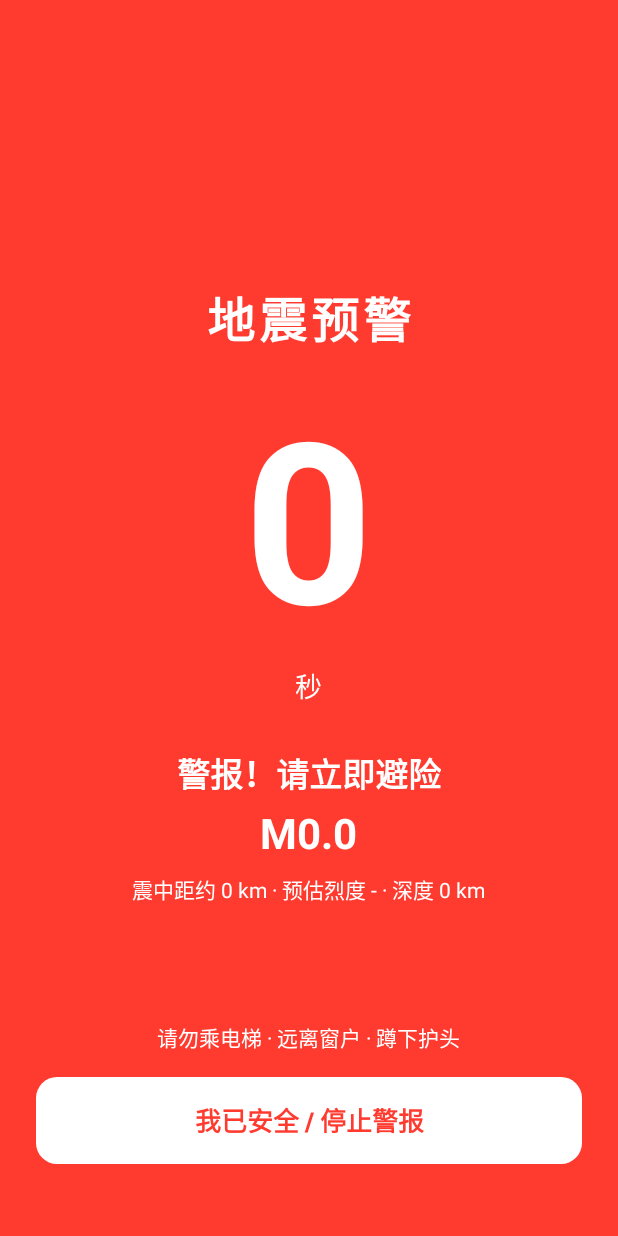
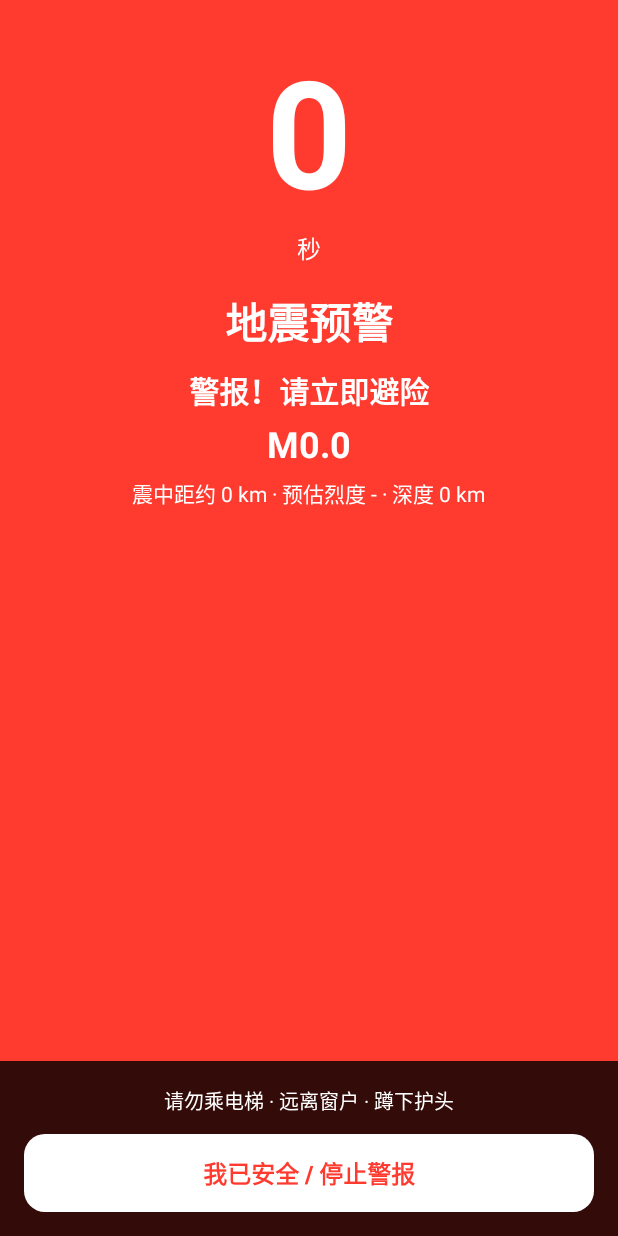
Before and after one commit to Lokeily/Earthquake-Sentinel, an Android app: the AlertActivity screen opened directly, with no data from a screen before it, on a phone screen of 412 x 824 dp. Run offline under Robolectric (Android 15) with nearby library versions, the light colour scheme and no system bars; network calls fail.

Commit message:
v1.2.0: 自检精简+MP3修复+告警重排+15天历史

```diff
--- a/app/src/main/java/com/dianguard/app/HistoryFetcher.kt
+++ b/app/src/main/java/com/dianguard/app/HistoryFetcher.kt
@@ -30,7 +30,7 @@ object HistoryFetcher {
     private const val CENC_CATALOG = "https://api.wolfx.jp/quake_cenc.json"
     private const val CENC_EEW = "https://api.wolfx.jp/cenc_eew.json"
 
-    private const val MAX_AGE_MS = 48 * 60 * 60 * 1000L
+    private const val MAX_AGE_MS = 15 * 24 * 60 * 60 * 1000L  // 15 天
 
     private val executor = java.util.concurrent.Executors.newSingleThreadExecutor { r ->
         Thread(r, "Dianguard-HistoryFetch").also { it.isDaemon = true }
--- a/app/src/main/res/layout/activity_alert.xml
+++ b/app/src/main/res/layout/activity_alert.xml
@@ -3,49 +3,31 @@
     android:id="@+id/root_alert"
     android:layout_width="match_parent"
     android:layout_height="match_parent"
-    android:background="@color/alert_red"
-    android:padding="24dp">
+    android:background="@color/alert_red">
+
+    <!-- 可滚动中部信息区 -->
+    <ScrollView
+        android:layout_width="match_parent"
+        android:layout_height="match_parent"
+        android:layout_marginBottom="100dp"
+        android:fillViewport="true">
 
         <LinearLayout
             android:layout_width="match_parent"
-        android:layout_height="match_parent"
+            android:layout_height="wrap_content"
             android:orientation="vertical"
-        android:gravity="center"
-        android:padding="16dp">
+            android:gravity="center_horizontal"
+            android:padding="20dp">
 
-        <TextView
-            android:id="@+id/tv_title"
-            android:layout_width="wrap_content"
-            android:layout_height="wrap_content"
-            android:text="@string/alert_title"
-            android:textColor="#FFFFFF"
-            android:textSize="32sp"
-            android:textStyle="bold"
-            android:letterSpacing="0.08" />
-
-        <TextView
-            android:id="@+id/tv_level"
-            android:layout_width="wrap_content"
-            android:layout_height="wrap_content"
-            android:text=""
-            android:textColor="#FFFFFF"
-            android:textSize="18sp"
-            android:textStyle="bold"
-            android:background="@drawable/bg_level_badge"
-            android:paddingHorizontal="14dp"
-            android:paddingVertical="5dp"
-            android:layout_marginTop="10dp"
-            android:visibility="gone" />
-
+            <!-- 倒计时大数字 -->
             <TextView
                 android:id="@+id/tv_countdown"
                 android:layout_width="wrap_content"
                 android:layout_height="wrap_content"
                 android:text="--"
                 android:textColor="#FFFFFF"
-            android:textSize="150sp"
-            android:textStyle="bold"
-            android:layout_marginTop="8dp" />
+                android:textSize="100sp"
+                android:textStyle="bold" />
 
             <TextView
                 android:id="@+id/tv_unit"
@@ -53,57 +35,97 @@
                 android:layout_height="wrap_content"
                 android:text="秒"
                 android:textColor="#FFE5E5"
-            android:textSize="18sp"
-            android:layout_marginBottom="28dp" />
+                android:textSize="16sp" />
 
+            <!-- 标题 -->
+            <TextView
+                android:id="@+id/tv_title"
+                android:layout_width="wrap_content"
+                android:layout_height="wrap_content"
+                android:layout_marginTop="16dp"
+                android:text="@string/alert_title"
+                android:textColor="#FFFFFF"
+                android:textSize="28sp"
+                android:textStyle="bold" />
+
+            <!-- 预警等级徽标 -->
+            <TextView
+                android:id="@+id/tv_level"
+                android:layout_width="wrap_content"
+                android:layout_height="wrap_content"
+                android:layout_marginTop="8dp"
+                android:text=""
+                android:textColor="#FFFFFF"
+                android:textSize="16sp"
+                android:textStyle="bold"
+                android:background="@drawable/bg_level_badge"
+                android:paddingHorizontal="14dp"
+                android:paddingVertical="4dp"
+                android:visibility="gone" />
+
+            <!-- 震中地名 -->
             <TextView
                 android:id="@+id/tv_place"
                 android:layout_width="wrap_content"
                 android:layout_height="wrap_content"
+                android:layout_marginTop="10dp"
                 android:text="未知地区"
                 android:textColor="#FFFFFF"
-            android:textSize="22sp"
-            android:textStyle="bold" />
+                android:textSize="20sp"
+                android:textStyle="bold"
+                android:gravity="center" />
 
+            <!-- 震级 -->
             <TextView
                 android:id="@+id/tv_mag"
                 android:layout_width="wrap_content"
                 android:layout_height="wrap_content"
+                android:layout_marginTop="4dp"
                 android:text="M0.0"
                 android:textColor="#FFFFFF"
-            android:textSize="28sp"
-            android:textStyle="bold"
-            android:layout_marginTop="4dp" />
+                android:textSize="24sp"
+                android:textStyle="bold" />
 
+            <!-- 震中距 · 烈度 · 深度 -->
             <TextView
                 android:id="@+id/tv_detail"
                 android:layout_width="wrap_content"
                 android:layout_height="wrap_content"
+                android:layout_marginTop="6dp"
                 android:text=""
                 android:textColor="#FFE5E5"
                 android:textSize="14sp"
-            android:layout_marginTop="8dp" />
+                android:gravity="center" />
 
-        <!-- 破坏程度描述（按预警等级） -->
+            <!-- 破坏程度描述 -->
             <TextView
                 android:id="@+id/tv_damage"
-            android:layout_width="wrap_content"
+                android:layout_width="match_parent"
                 android:layout_height="wrap_content"
+                android:layout_marginTop="12dp"
+                android:paddingHorizontal="12dp"
                 android:text=""
                 android:textColor="#FFFFFF"
-            android:textSize="16sp"
-            android:textStyle="bold"
-            android:layout_marginTop="10dp"
-            android:gravity="center" />
+                android:textSize="15sp"
+                android:gravity="center"
+                android:lineSpacingExtra="4dp" />
+
+            <!-- 底部占位 -->
+            <View android:layout_width="match_parent" android:layout_height="8dp" />
+
         </LinearLayout>
+    </ScrollView>
 
+    <!-- 底部操作区（固定在底部） -->
     <LinearLayout
         android:layout_width="match_parent"
         android:layout_height="wrap_content"
         android:orientation="vertical"
         android:gravity="center"
         android:layout_gravity="bottom"
-        android:paddingBottom="24dp">
+        android:padding="16dp"
+        android:paddingBottom="24dp"
+        android:background="#CC000000">
 
         <TextView
             android:id="@+id/tv_hint"
@@ -111,17 +133,17 @@
             android:layout_height="wrap_content"
             android:text="@string/alert_hint"
             android:textColor="#FFFFFF"
-            android:textSize="14sp"
-            android:layout_marginBottom="16dp" />
+            android:textSize="13sp"
+            android:layout_marginBottom="12dp" />
 
         <Button
             android:id="@+id/btn_dismiss"
             android:layout_width="match_parent"
-            android:layout_height="58dp"
+            android:layout_height="52dp"
             android:background="@drawable/bg_card"
             android:text="@string/alert_dismiss"
             android:textColor="@color/ios_destructive"
-            android:textSize="17sp"
+            android:textSize="16sp"
             android:textStyle="bold"
             android:textAllCaps="false"
             android:stateListAnimator="@null" />
```
Also changed, not shown: app/src/main/java/com/dianguard/app/HomeFragment.kt (+15 -4 lines), app/src/main/java/com/dianguard/app/SelfCheck.kt (+3 -23 lines). Lines whose indentation alone changed are shown as unchanged.
